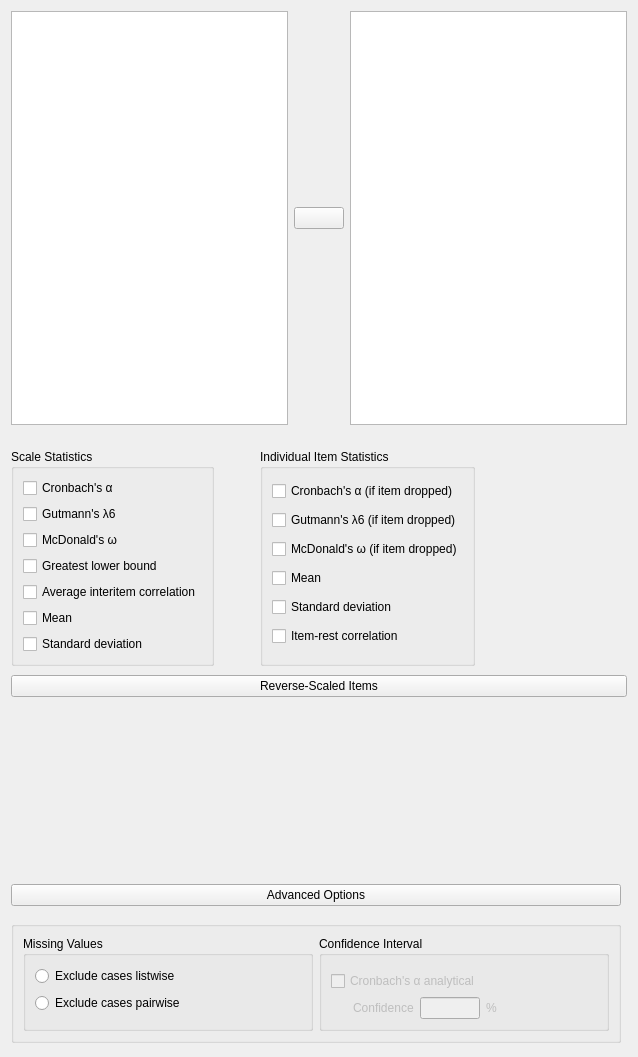
This is JASP-Desktop/analysisforms/Common/reliabilityanalysisform.ui in jasp-stats/jasp-desktop as Qt 5 draws it before an edit. The edited form follows.
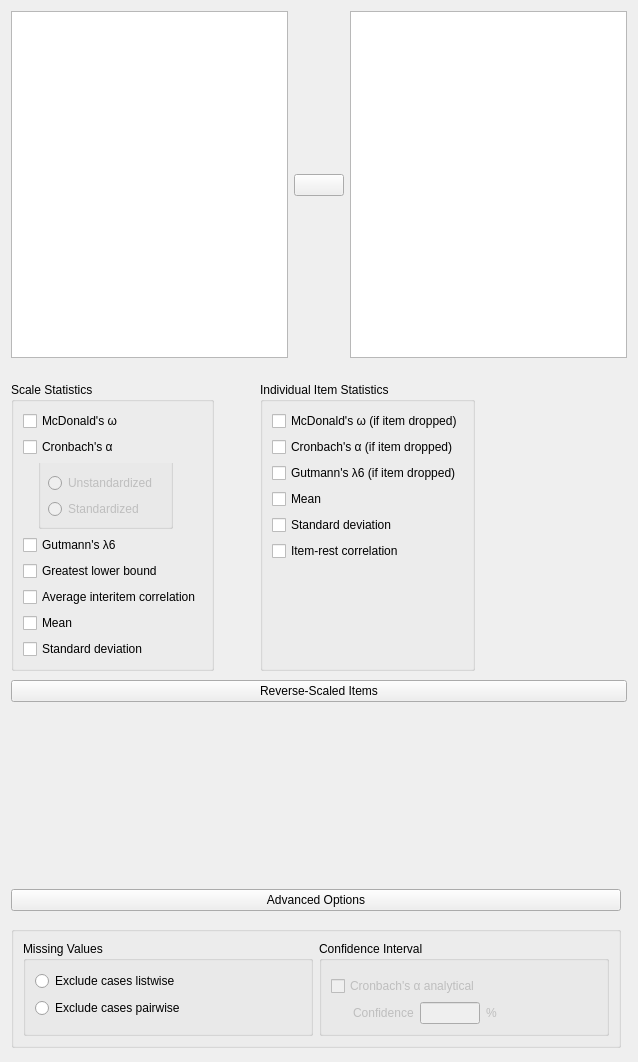
This is the edited form. Custom widgets are drawn as their Qt base class.

Commit message: included standardized alpha

Patch:
```diff
--- a/JASP-Desktop/analysisforms/Common/reliabilityanalysisform.ui
+++ b/JASP-Desktop/analysisforms/Common/reliabilityanalysisform.ui
@@ -7,7 +7,7 @@
     <x>0</x>
     <y>0</y>
     <width>638</width>
-    <height>1057</height>
+    <height>1062</height>
    </rect>
   </property>
   <property name="windowTitle">
@@ -32,127 +32,67 @@
       <property name="bottomMargin">
        <number>0</number>
       </property>
-      <item row="0" column="0">
-       <widget class="BoundGroupBox" name="totalScaleStats">
-        <property name="sizePolicy">
-         <sizepolicy hsizetype="Preferred" vsizetype="Preferred">
-          <horstretch>0</horstretch>
-          <verstretch>0</verstretch>
-         </sizepolicy>
-        </property>
-        <property name="minimumSize">
-         <size>
-          <width>0</width>
-          <height>0</height>
-         </size>
-        </property>
-        <property name="title">
-         <string>Scale Statistics</string>
-        </property>
-        <property name="flat">
-         <bool>false</bool>
-        </property>
-        <layout class="QGridLayout" name="gridLayout">
-         <item row="5" column="0">
-          <widget class="BoundCheckBox" name="averageInterItemCor">
-           <property name="text">
-            <string>Average interitem correlation</string>
-           </property>
-          </widget>
-         </item>
-         <item row="0" column="0">
-          <widget class="BoundCheckBox" name="alphaScale">
-           <property name="text">
-            <string>Cronbach's α</string>
-           </property>
-          </widget>
-         </item>
-         <item row="9" column="0">
-          <widget class="BoundCheckBox" name="sdScale">
-           <property name="text">
-            <string>Standard deviation</string>
-           </property>
-          </widget>
-         </item>
-         <item row="8" column="0">
-          <widget class="BoundCheckBox" name="meanScale">
-           <property name="text">
-            <string>Mean</string>
-           </property>
-          </widget>
-         </item>
-         <item row="1" column="0">
-          <widget class="BoundCheckBox" name="gutmannScale">
-           <property name="text">
-            <string>Gutmann's λ6</string>
-           </property>
-          </widget>
-         </item>
-         <item row="2" column="0">
-          <widget class="BoundCheckBox" name="mcDonaldScale">
-           <property name="text">
-            <string>McDonald's ω</string>
-           </property>
-          </widget>
-         </item>
-         <item row="3" column="0">
-          <widget class="BoundCheckBox" name="glbScale">
-           <property name="text">
-            <string>Greatest lower bound</string>
-           </property>
-          </widget>
-         </item>
-        </layout>
-       </widget>
-      </item>
       <item row="0" column="2">
        <widget class="BoundGroupBox" name="itemStats">
         <property name="title">
          <string>Individual Item Statistics</string>
         </property>
         <layout class="QGridLayout" name="gridLayout_5">
-         <item row="5" column="0">
-          <widget class="BoundCheckBox" name="itemRestCor">
-           <property name="text">
-            <string>Item-rest correlation</string>
-           </property>
-          </widget>
-         </item>
-         <item row="1" column="0">
-          <widget class="BoundCheckBox" name="gutmannItem">
-           <property name="text">
-            <string>Gutmann's λ6 (if item dropped)</string>
-           </property>
-          </widget>
-         </item>
          <item row="0" column="0">
-          <widget class="BoundCheckBox" name="alphaItem">
-           <property name="text">
-            <string>Cronbach's α (if item dropped)</string>
-           </property>
-          </widget>
-         </item>
-         <item row="3" column="0">
-          <widget class="BoundCheckBox" name="meanItem">
-           <property name="text">
-            <string>Mean</string>
-           </property>
-          </widget>
-         </item>
-         <item row="2" column="0">
           <widget class="BoundCheckBox" name="mcDonaldItem">
            <property name="text">
             <string>McDonald's ω (if item dropped)</string>
            </property>
           </widget>
          </item>
+         <item row="1" column="0">
+          <widget class="BoundCheckBox" name="alphaItem">
+           <property name="text">
+            <string>Cronbach's α (if item dropped)</string>
+           </property>
+          </widget>
+         </item>
+         <item row="2" column="0">
+          <widget class="BoundCheckBox" name="gutmannItem">
+           <property name="text">
+            <string>Gutmann's λ6 (if item dropped)</string>
+           </property>
+          </widget>
+         </item>
+         <item row="6" column="0">
+          <widget class="BoundCheckBox" name="itemRestCor">
+           <property name="text">
+            <string>Item-rest correlation</string>
+           </property>
+          </widget>
+         </item>
          <item row="4" column="0">
+          <widget class="BoundCheckBox" name="meanItem">
+           <property name="text">
+            <string>Mean</string>
+           </property>
+          </widget>
+         </item>
+         <item row="5" column="0">
           <widget class="BoundCheckBox" name="sdItem">
            <property name="text">
             <string>Standard deviation</string>
            </property>
           </widget>
          </item>
+         <item row="7" column="0">
+          <spacer name="verticalSpacer">
+           <property name="orientation">
+            <enum>Qt::Vertical</enum>
+           </property>
+           <property name="sizeHint" stdset="0">
+            <size>
+             <width>20</width>
+             <height>40</height>
+            </size>
+           </property>
+          </spacer>
+         </item>
         </layout>
        </widget>
       </item>
@@ -169,6 +109,144 @@
         </property>
        </spacer>
       </item>
+      <item row="0" column="0">
+       <widget class="GroupBox" name="totalScaleStats">
+        <property name="sizePolicy">
+         <sizepolicy hsizetype="Preferred" vsizetype="Preferred">
+          <horstretch>0</horstretch>
+          <verstretch>0</verstretch>
+         </sizepolicy>
+        </property>
+        <property name="minimumSize">
+         <size>
+          <width>0</width>
+          <height>0</height>
+         </size>
+        </property>
+        <property name="title">
+         <string>Scale Statistics</string>
+        </property>
+        <property name="flat">
+         <bool>false</bool>
+        </property>
+        <layout class="QGridLayout" name="gridLayout">
+         <item row="4" column="0" colspan="3">
+          <widget class="BoundCheckBox" name="gutmannScale">
+           <property name="text">
+            <string>Gutmann's λ6</string>
+           </property>
+          </widget>
+         </item>
+         <item row="0" column="0" colspan="3">
+          <widget class="BoundCheckBox" name="mcDonaldScale">
+           <property name="text">
+            <string>McDonald's ω</string>
+           </property>
+          </widget>
+         </item>
+         <item row="6" column="0" colspan="4">
+          <widget class="BoundCheckBox" name="averageInterItemCor">
+           <property name="text">
+            <string>Average interitem correlation</string>
+           </property>
+          </widget>
+         </item>
+         <item row="1" column="0" colspan="3">
+          <widget class="BoundCheckBox" name="alphaScale">
+           <property name="text">
+            <string>Cronbach's α</string>
+           </property>
+          </widget>
+         </item>
+         <item row="3" column="0">
+          <widget class="QWidget" name="widget_6" native="true">
+           <property name="maximumSize">
+            <size>
+             <width>16</width>
+             <height>16777215</height>
+            </size>
+           </property>
+          </widget>
+         </item>
+         <item row="5" column="0" colspan="3">
+          <widget class="BoundCheckBox" name="glbScale">
+           <property name="text">
+            <string>Greatest lower bound</string>
+           </property>
+          </widget>
+         </item>
+         <item row="9" column="0" colspan="3">
+          <widget class="BoundCheckBox" name="sdScale">
+           <property name="text">
+            <string>Standard deviation</string>
+           </property>
+          </widget>
+         </item>
+         <item row="8" column="0" colspan="3">
+          <widget class="BoundCheckBox" name="meanScale">
+           <property name="text">
+            <string>Mean</string>
+           </property>
+          </widget>
+         </item>
+         <item row="3" column="1">
+          <widget class="BoundGroupBox" name="alphaScaleStandardized">
+           <property name="enabled">
+            <bool>false</bool>
+           </property>
+           <property name="sizePolicy">
+            <sizepolicy hsizetype="Minimum" vsizetype="Fixed">
+             <horstretch>0</horstretch>
+             <verstretch>0</verstretch>
+            </sizepolicy>
+           </property>
+           <property name="minimumSize">
+            <size>
+             <width>0</width>
+             <height>0</height>
+            </size>
+           </property>
+           <property name="maximumSize">
+            <size>
+             <width>16777215</width>
+             <height>16777215</height>
+            </size>
+           </property>
+           <property name="font">
+            <font>
+             <pointsize>11</pointsize>
+            </font>
+           </property>
+           <property name="styleSheet">
+            <string notr="true">QGroupBox{padding-top:30px; margin-top:-30px}</string>
+           </property>
+           <property name="title">
+            <string/>
+           </property>
+           <property name="checkable">
+            <bool>false</bool>
+           </property>
+           <layout class="QGridLayout" name="gridLayout_8">
+            <item row="1" column="0" rowspan="2" colspan="2">
+             <widget class="QRadioButton" name="_2standardized">
+              <property name="text">
+               <string>Standardized</string>
+              </property>
+             </widget>
+            </item>
+            <item row="0" column="0">
+             <widget class="QRadioButton" name="_1unstandardized">
+              <property name="text">
+               <string>Unstandardized</string>
+              </property>
+             </widget>
+            </item>
+           </layout>
+          </widget>
+         </item>
+        </layout>
+       </widget>
+      </item>
      </layout>
     </widget>
    </item>
@@ -410,7 +488,7 @@
                <string>Confidence Interval</string>
               </property>
               <layout class="QGridLayout" name="gridLayout_10">
-               <item row="2" column="0" colspan="3">
+               <item row="1" column="0" colspan="3">
                 <widget class="BoundCheckBox" name="confAlpha">
                  <property name="enabled">
                   <bool>false</bool>
@@ -426,7 +504,7 @@
                  </property>
                 </widget>
                </item>
-               <item row="3" column="1" colspan="3">
+               <item row="2" column="1" colspan="3">
                 <widget class="QWidget" name="confAlphaLevelBox" native="true">
                  <property name="enabled">
                   <bool>false</bool>
@@ -495,7 +573,7 @@
                  </layout>
                 </widget>
                </item>
-               <item row="1" column="0">
+               <item row="0" column="0">
                 <widget class="QWidget" name="widget_4" native="true">
                  <property name="maximumSize">
                   <size>
```
Left out of the diff: 32 changed lines with no effect on the pictures. The commit also changes 2 other files.
